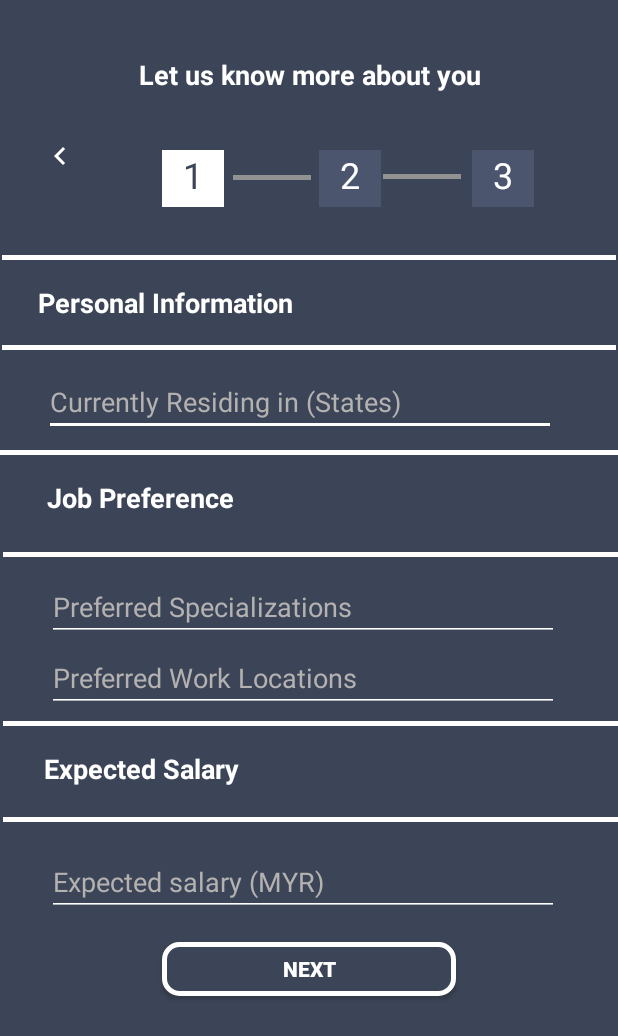
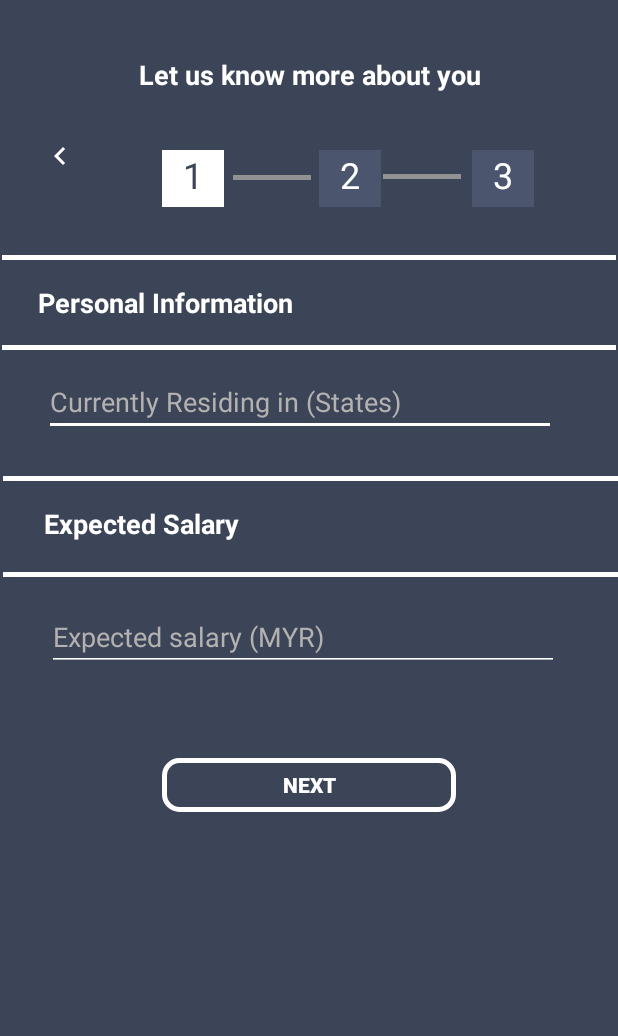
Before and after one commit to lamweiyi99/assignmentversion1, an Android app: the employeesignup2 screen opened directly, with no data from a screen before it, on a phone screen of 412 x 824 dp. Shown: the top 1036 px of the screen. Run offline under Robolectric (Android 15) with nearby library versions, the phone set to English and light mode, and no system bars; Roboto replaces fonts that are not available here.

Commit message:
lalala jiayih

```diff
--- a/app/src/main/res/layout/activity_employeelogin.xml
+++ b/app/src/main/res/layout/activity_employeelogin.xml
@@ -27,6 +27,7 @@
         android:ems="10"
         android:hint="@string/password"
         android:inputType="textPassword"
+        android:textColor="#FFFFFF"
         android:textColorHint="#B4B1B1"
         android:textSize="14sp"
         app:layout_constraintEnd_toEndOf="parent"
@@ -44,6 +45,7 @@
         android:ems="10"
         android:hint="@string/enter_email_address"
         android:inputType="textEmailAddress"
+        android:textColor="#FFFFFF"
         android:textColorHint="#B4B1B1"
         android:textSize="14sp"
         app:layout_constraintEnd_toEndOf="parent"
--- a/app/src/main/res/layout/activity_employeesignup1.xml
+++ b/app/src/main/res/layout/activity_employeesignup1.xml
@@ -89,6 +89,7 @@
             android:ems="10"
             android:hint="NRIC Numbers"
             android:inputType="number"
+            android:textColor="#FFFFFF"
             android:textColorHint="#B4B1B1"
             app:layout_constraintEnd_toEndOf="parent"
             app:layout_constraintStart_toStartOf="parent"
@@ -106,6 +107,7 @@
             android:ems="10"
             android:hint="Password"
             android:inputType="textPassword"
+            android:textColor="#FFFFFF"
             android:textColorHint="#B4B1B1"
             app:layout_constraintEnd_toEndOf="parent"
             app:layout_constraintStart_toStartOf="parent"
@@ -122,6 +124,7 @@
             android:ems="10"
             android:hint="Confirm Password"
             android:inputType="textPassword"
+            android:textColor="#FFFFFF"
             android:textColorHint="#B4B1B1"
             app:layout_constraintEnd_toEndOf="parent"
             app:layout_constraintStart_toStartOf="parent"
--- a/app/src/main/res/layout/activity_employeesignup2.xml
+++ b/app/src/main/res/layout/activity_employeesignup2.xml
@@ -168,105 +168,31 @@
             android:layout_marginStart="29dp"
             android:layout_marginTop="16dp"
             android:layout_marginEnd="41dp"
-        android:layout_marginBottom="9dp"
+            android:layout_marginBottom="13dp"
             android:backgroundTint="@android:color/white"
             android:ems="10"
             android:hint="Currently Residing in (States)"
             android:inputType="textPersonName"
             android:textColor="#FFFFFF"
             android:textColorHint="#B4B1B1"
-        app:layout_constraintBottom_toTopOf="@+id/divider9"
+            app:layout_constraintBottom_toTopOf="@+id/divider12"
             app:layout_constraintEnd_toEndOf="parent"
             app:layout_constraintHorizontal_bias="0.0"
             app:layout_constraintStart_toStartOf="parent"
             app:layout_constraintTop_toBottomOf="@+id/divider8" />
 
         <View
-        android:id="@+id/divider9"
-        android:layout_width="0dp"
-        android:layout_height="3dp"
-        android:background="#FFFFFF"
-        app:layout_constraintBottom_toTopOf="@+id/textView15"
-        app:layout_constraintEnd_toEndOf="parent"
-        app:layout_constraintStart_toStartOf="parent"
-        app:layout_constraintTop_toBottomOf="@+id/editText14" />
-
-    <TextView
-        android:id="@+id/textView15"
-        android:layout_width="0dp"
-        android:layout_height="wrap_content"
-        android:layout_marginStart="31dp"
-        android:layout_marginTop="16dp"
-        android:layout_marginBottom="16dp"
-        android:text="Job Preference"
-        android:textColor="#FFFFFF"
-        android:textSize="18sp"
-        android:textStyle="bold"
-        app:layout_constraintBottom_toTopOf="@+id/divider10"
-        app:layout_constraintStart_toStartOf="parent"
-        app:layout_constraintTop_toBottomOf="@+id/divider9" />
-
-    <View
-        android:id="@+id/divider10"
-        android:layout_width="0dp"
-        android:layout_height="3dp"
-        android:layout_marginStart="2dp"
-        android:layout_marginTop="8dp"
-        android:layout_marginBottom="16dp"
-        android:background="#FFFFFF"
-        app:layout_constraintBottom_toTopOf="@+id/editText15"
-        app:layout_constraintEnd_toEndOf="parent"
-        app:layout_constraintStart_toStartOf="parent"
-        app:layout_constraintTop_toBottomOf="@+id/textView15" />
-
-    <EditText
-        android:id="@+id/editText15"
-        android:layout_width="0dp"
-        android:layout_height="40dp"
-        android:layout_marginStart="31dp"
-        android:layout_marginEnd="39dp"
-        android:layout_marginBottom="3dp"
-        android:backgroundTint="@android:color/white"
-        android:ems="10"
-        android:hint="Preferred Specializations"
-        android:inputType="textPersonName"
-        android:textColor="#FFFFFF"
-        android:textColorHint="#B4B1B1"
-        app:layout_constraintBottom_toTopOf="@+id/editText16"
-        app:layout_constraintEnd_toEndOf="parent"
-        app:layout_constraintHorizontal_bias="0.039"
-        app:layout_constraintStart_toStartOf="parent"
-        app:layout_constraintTop_toBottomOf="@+id/divider10" />
-
-    <EditText
-        android:id="@+id/editText16"
-        android:layout_width="0dp"
-        android:layout_height="44dp"
-        android:layout_marginStart="31dp"
-        android:layout_marginEnd="39dp"
-        android:layout_marginBottom="6dp"
-        android:backgroundTint="@android:color/white"
-        android:ems="10"
-        android:hint="Preferred Work Locations"
-        android:inputType="textPersonName"
-        android:textColor="#FFFFFF"
-        android:textColorHint="#B4B1B1"
-        app:layout_constraintBottom_toTopOf="@+id/divider12"
-        app:layout_constraintEnd_toEndOf="parent"
-        app:layout_constraintHorizontal_bias="0.039"
-        app:layout_constraintStart_toStartOf="parent"
-        app:layout_constraintTop_toBottomOf="@+id/editText15" />
-
-    <View
             android:id="@+id/divider12"
             android:layout_width="0dp"
             android:layout_height="3dp"
             android:layout_marginStart="2dp"
+            android:layout_marginTop="13dp"
             android:background="#FFFFFF"
             app:layout_constraintBottom_toTopOf="@+id/textView16"
             app:layout_constraintEnd_toEndOf="parent"
+            app:layout_constraintHorizontal_bias="0.0"
             app:layout_constraintStart_toStartOf="parent"
-        app:layout_constraintTop_toBottomOf="@+id/editText16" />
+            app:layout_constraintTop_toBottomOf="@+id/editText14" />
 
         <View
             android:id="@+id/divider13"
@@ -293,6 +219,7 @@
             android:ems="10"
             android:hint="Expected salary (MYR)"
             android:inputType="number"
+            android:textColor="#FFFFFF"
             android:textColorHint="#B4B1B1"
             app:layout_constraintBottom_toTopOf="@+id/signup1"
             app:layout_constraintEnd_toEndOf="parent"
@@ -320,7 +247,7 @@
             android:layout_width="0dp"
             android:layout_height="36dp"
             android:layout_marginStart="108dp"
-        android:layout_marginTop="11dp"
+            android:layout_marginTop="52dp"
             android:layout_marginEnd="108dp"
             android:layout_marginBottom="31dp"
             android:background="@drawable/buttonborder5"
--- a/app/src/main/res/layout/activity_employeesignup3.xml
+++ b/app/src/main/res/layout/activity_employeesignup3.xml
@@ -18,7 +18,7 @@
             android:layout_width="0dp"
             android:layout_height="36dp"
             android:layout_marginStart="108dp"
-            android:layout_marginTop="11dp"
+            android:layout_marginTop="32dp"
             android:layout_marginEnd="108dp"
             android:layout_marginBottom="152dp"
             android:background="@drawable/buttonborder5"
@@ -37,7 +37,7 @@
             android:layout_height="41dp"
             android:layout_marginStart="29dp"
             android:layout_marginEnd="52dp"
-            android:layout_marginBottom="32dp"
+            android:layout_marginBottom="64dp"
             android:backgroundTint="@android:color/white"
             android:ems="10"
             android:hint="Graduate Year"
@@ -71,7 +71,7 @@
             android:layout_width="0dp"
             android:layout_height="41dp"
             android:layout_marginStart="29dp"
-            android:layout_marginTop="16dp"
+            android:layout_marginTop="64dp"
             android:layout_marginEnd="52dp"
             android:backgroundTint="@android:color/white"
             android:ems="10"
@@ -79,7 +79,7 @@
             android:inputType="textPersonName"
             android:textColor="#FFFFFF"
             android:textColorHint="#B4B1B1"
-            app:layout_constraintBottom_toTopOf="@+id/divider9"
+            app:layout_constraintBottom_toTopOf="@+id/divider8"
             app:layout_constraintEnd_toEndOf="parent"
             app:layout_constraintHorizontal_bias="0.0"
             app:layout_constraintStart_toStartOf="parent"
--- a/app/src/main/res/layout/activity_employeesignup4.xml
+++ b/app/src/main/res/layout/activity_employeesignup4.xml
@@ -24,6 +24,7 @@
         android:ems="10"
         android:hint="Year Left"
         android:inputType="number"
+        android:textColor="#FFFFFF"
         android:textColorHint="#B4B1B1"
         app:layout_constraintBottom_toTopOf="@+id/checkBox"
         app:layout_constraintEnd_toEndOf="parent"
@@ -227,6 +228,7 @@
         android:ems="10"
         android:hint="Year Joined"
         android:inputType="number"
+        android:textColor="#FFFFFF"
         android:textColorHint="#B4B1B1"
         app:layout_constraintBottom_toTopOf="@+id/editText25"
         app:layout_constraintEnd_toEndOf="parent"
--- a/app/src/main/res/layout/activity_employerlogin.xml
+++ b/app/src/main/res/layout/activity_employerlogin.xml
@@ -25,6 +25,7 @@
         android:ems="10"
         android:hint="@string/password"
         android:inputType="textPassword"
+        android:textColor="#FFFFFF"
         android:textColorHint="#B4B1B1"
         android:textSize="14sp"
         app:layout_constraintEnd_toEndOf="parent"
@@ -42,6 +43,7 @@
         android:ems="10"
         android:hint="@string/enter_email_address"
         android:inputType="textEmailAddress"
+        android:textColor="#FFFFFF"
         android:textColorHint="#B4B1B1"
         android:textSize="14sp"
         app:layout_constraintEnd_toEndOf="parent"
--- a/app/src/main/res/layout/activity_employersignup.xml
+++ b/app/src/main/res/layout/activity_employersignup.xml
@@ -22,6 +22,7 @@
         android:ems="10"
         android:hint="Company Name"
         android:inputType="textPersonName"
+        android:textColor="#FFFFFF"
         android:textColorHint="#B4B1B1"
         app:layout_constraintBottom_toTopOf="@+id/editText9"
         app:layout_constraintEnd_toEndOf="parent"
@@ -37,6 +38,7 @@
         android:ems="10"
         android:hint="Email Address"
         android:inputType="textEmailAddress"
+        android:textColor="#FFFFFF"
         android:textColorHint="#B4B1B1"
         app:layout_constraintBottom_toTopOf="@+id/editText11"
         app:layout_constraintEnd_toEndOf="parent"
@@ -53,6 +55,7 @@
         android:ems="10"
         android:hint="Company Address"
         android:inputType="textPersonName"
+        android:textColor="#FFFFFF"
         android:textColorHint="#B4B1B1"
         app:layout_constraintBottom_toTopOf="@+id/employersignup"
         app:layout_constraintEnd_toEndOf="parent"
@@ -69,6 +72,7 @@
         android:ems="10"
         android:hint="Password"
         android:inputType="textPassword"
+        android:textColor="#FFFFFF"
         android:textColorHint="#B4B1B1"
         app:layout_constraintBottom_toTopOf="@+id/editText12"
         app:layout_constraintEnd_toEndOf="parent"
@@ -84,6 +88,7 @@
         android:ems="10"
         android:hint="Confirm Password"
         android:inputType="textPassword"
+        android:textColor="#FFFFFF"
         android:textColorHint="#B4B1B1"
         app:layout_constraintBottom_toTopOf="@+id/editText13"
         app:layout_constraintEnd_toEndOf="parent"
@@ -99,6 +104,7 @@
         android:ems="10"
         android:hint="Business Registration Number"
         android:inputType="number"
+        android:textColor="#FFFFFF"
         android:textColorHint="#B4B1B1"
         app:layout_constraintBottom_toTopOf="@+id/editText10"
         app:layout_constraintEnd_toEndOf="parent"
--- a/app/src/main/res/layout/activity_forgotpassword.xml
+++ b/app/src/main/res/layout/activity_forgotpassword.xml
@@ -70,7 +70,7 @@
             android:backgroundTint="@android:color/white"
             android:ems="10"
             android:inputType="textEmailAddress"
-            android:textColor="#E6DFDF"
+            android:textColor="#FFFFFF"
             android:textColorHint="#F6F6F6"
             app:layout_constraintBottom_toTopOf="@+id/sendemail"
             app:layout_constraintEnd_toEndOf="parent"
```
Lines whose indentation alone changed are shown as unchanged.
